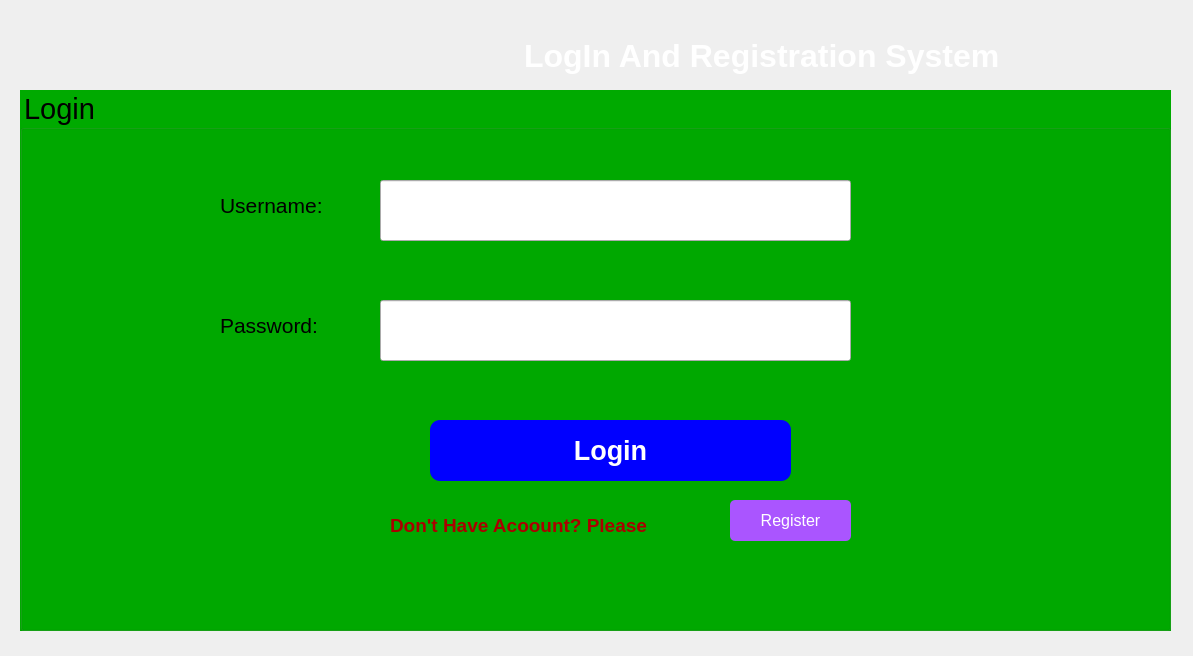
This is mainwindow.ui in Niloyroy14/QTRegistrationSystem as Qt 5 draws it before an edit. The edited form follows.
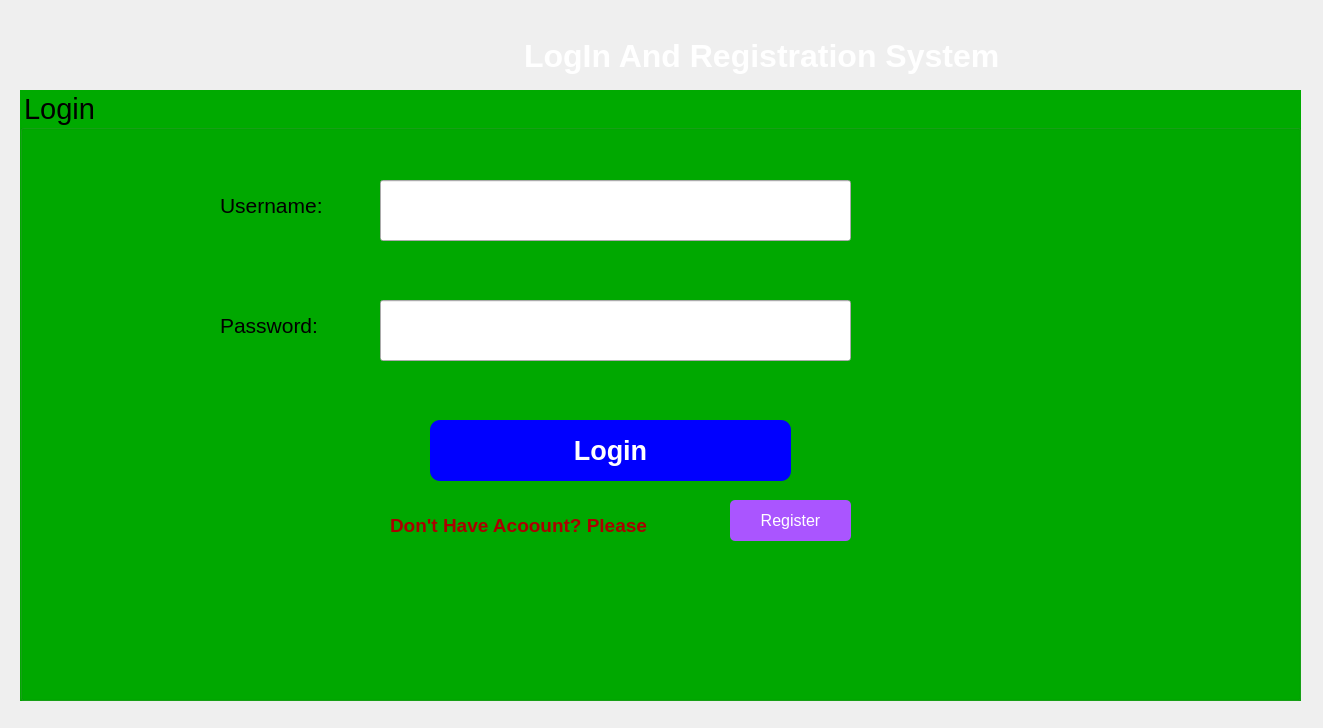
This is the edited form. Icons and pictures are not drawn.

The edit to the form file:
```diff
--- a/mainwindow.ui
+++ b/mainwindow.ui
@@ -6,8 +6,8 @@
    <rect>
     <x>0</x>
     <y>0</y>
-    <width>1193</width>
-    <height>656</height>
+    <width>1323</width>
+    <height>728</height>
    </rect>
   </property>
   <property name="windowTitle">
@@ -28,7 +28,7 @@
      <rect>
       <x>20</x>
       <y>20</y>
-      <width>1151</width>
+      <width>1281</width>
       <height>71</height>
      </rect>
     </property>
@@ -84,8 +84,8 @@
      <rect>
       <x>20</x>
       <y>90</y>
-      <width>1151</width>
-      <height>541</height>
+      <width>1281</width>
+      <height>611</height>
      </rect>
     </property>
     <property name="font">
```
Left out of the diff: 3 changed lines with no effect on the pictures.
